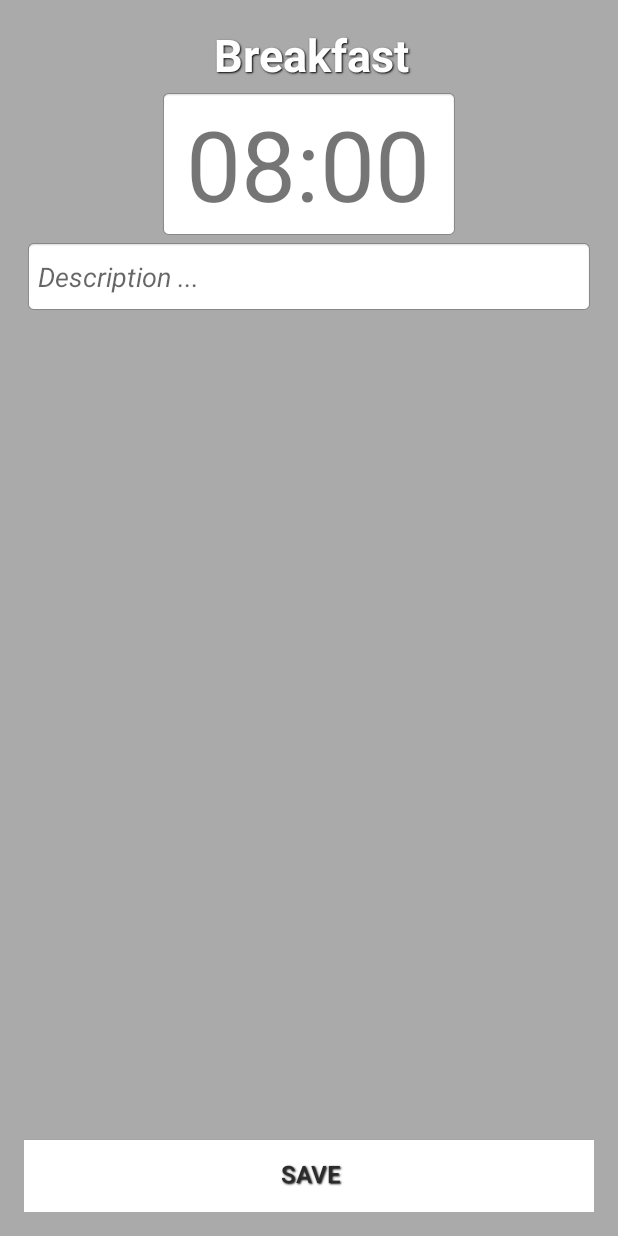
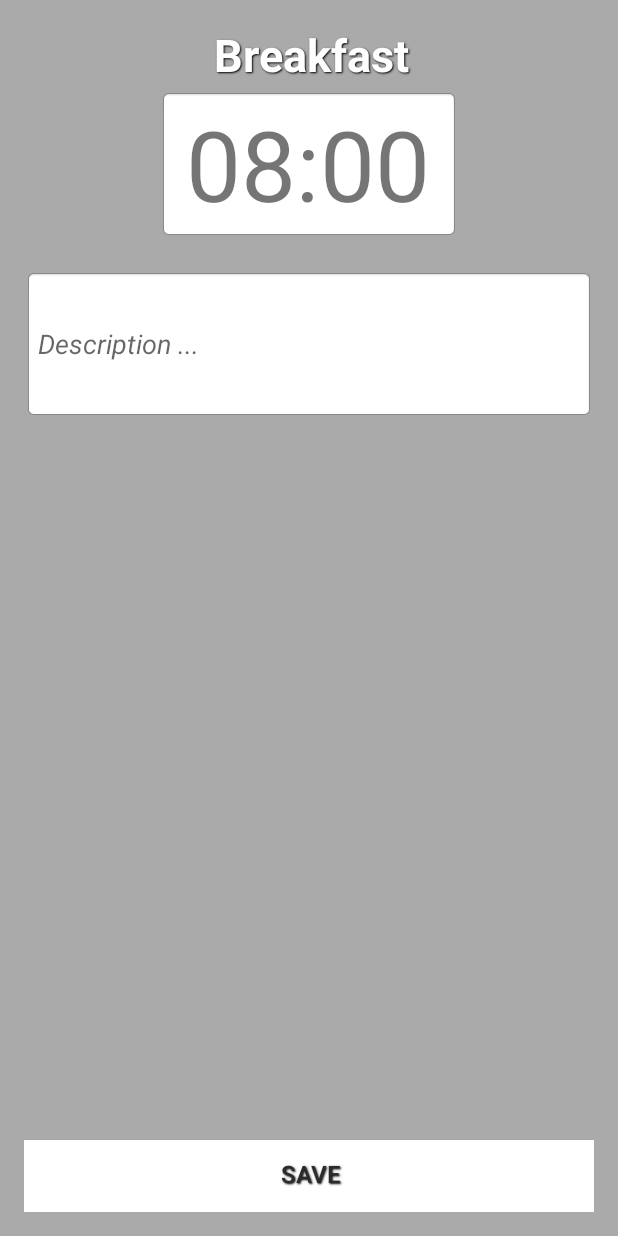
Before and after one commit to knattarna/DiabetesAppDev, an Android app: the screen it shows after launch (MainActivity), after a tap on "Breakfast", on a phone screen of 412 x 824 dp. Run offline under Robolectric (Android 15) with nearby library versions, the phone set to English and light mode, and no system bars.

Commit message:
New app icon. Messed around with UI (act window)

```diff
--- a/app/src/main/AndroidManifest.xml
+++ b/app/src/main/AndroidManifest.xml
@@ -8,7 +8,7 @@
 
     <application
         android:allowBackup="true"
-        android:icon="@drawable/ic_launcher"
+        android:icon="@drawable/logo_launcher"
         android:label="@string/app_name"
         android:theme="@style/Theme.AppCompat.Light"
         >
--- a/app/src/main/res/layout/activity_window.xml
+++ b/app/src/main/res/layout/activity_window.xml
@@ -27,21 +27,22 @@
         android:layout_below="@+id/textViewName"
         android:gravity="center_vertical|center_horizontal"
         android:id="@+id/textViewTimeDisplay"
-        android:textSize= "65dp"
+        android:textSize= "65sp"
         android:background="@android:drawable/editbox_background_normal"
      />
+
 
     <EditText
 
         android:layout_width="fill_parent"
-        android:layout_height="50dp"
+        android:layout_height="100dp"
         android:layout_below="@+id/textViewTimeDisplay"
+        android:layout_marginTop="20sp"
         android:id="@+id/editText"
         android:hint="@string/description_activity_window"
         android:imeOptions="actionNext"
         android:inputType="textAutoCorrect"
-        android:singleLine="true"
-        android:maxLength="25"
+        android:maxLength="50"
         android:autoText="false"
         android:background="@android:drawable/editbox_background_normal" />
 
```
Also changed, not shown: app/src/main/logo_launcher-web.png (added), app/src/main/res/drawable-hdpi/logo_launcher.png (added), app/src/main/res/drawable-mdpi/logo_launcher.png (added), app/src/main/res/drawable-xhdpi/logo_launcher.png (added), app/src/main/res/drawable-xxhdpi/logo_launcher.png (added).
